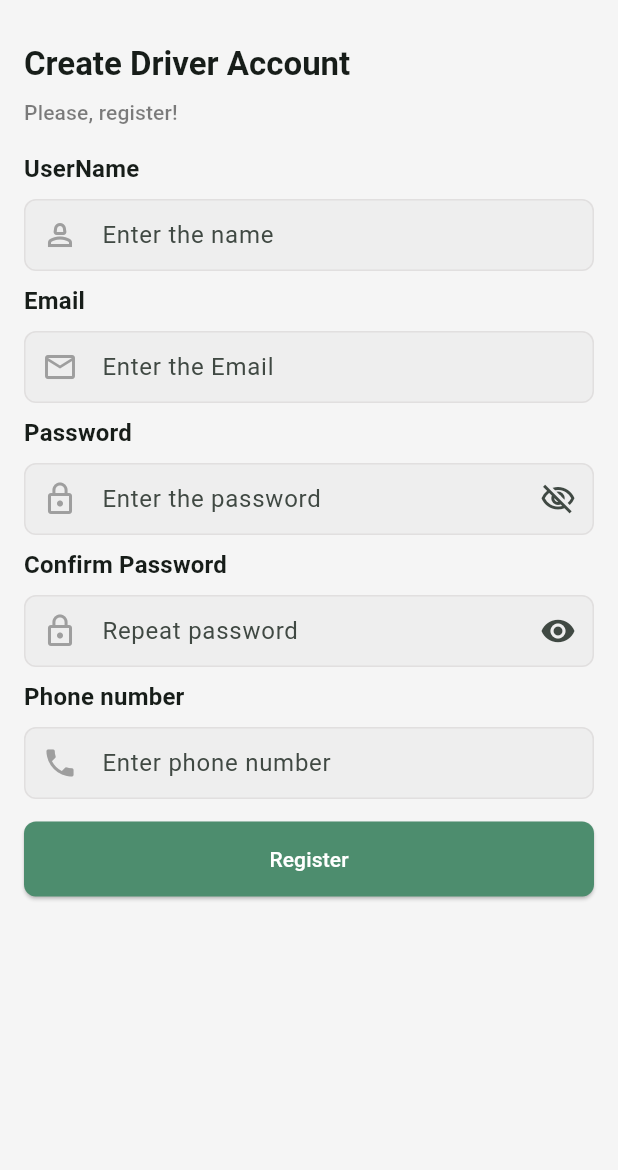
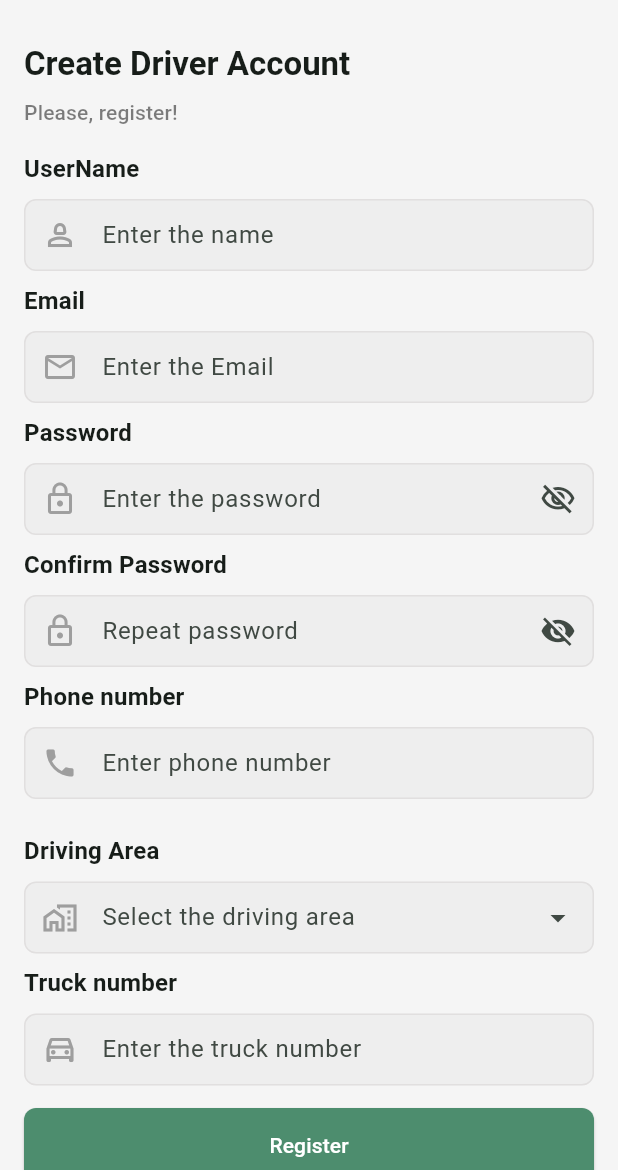
Before and after one commit to ZakiyaAbuMurra/Graduation-project, a Flutter app: the CreateDriverAccount screen opened directly, on a phone screen of 412 x 824 dp, the part 66-1236 px from its top. Run offline on Flutter 3.47's test engine with Material 3 defaults, Android fonts, the phone set to English and light mode, and no system bars; our stand-ins replace cloud_firestore, firebase_auth, firebase_core, firebase_storage, fl_chart, flutter_bloc and 5 more; missing offline and left inert: reviews_slider; accounts and stored records are empty.

Commit message:
add area and trucknubmer field to the driver database and handle the related code

```diff
--- a/lib/Admin/pages/create_driver_account.dart
+++ b/lib/Admin/pages/create_driver_account.dart
@@ -34,8 +34,6 @@ class CreateDriverAccount extends StatelessWidget {
                       child: Container(
                         alignment: Alignment
                             .center, // Centers the image within the container
-
-                        // width: double.infinity,
                         child: Image.asset(
                           'assets/images/greenRecyclear.png',
                           fit: BoxFit.fitWidth,
@@ -84,6 +82,8 @@ class _RegisterFormState extends State<RegisterForm> {
   final _nameController = TextEditingController();
   final _phoneController = TextEditingController();
   final _phototUrlController = TextEditingController();
+  final _areaController = TextEditingController();
+  final _truckNumberController = TextEditingController();
 
   bool _isVisible = false;
   bool _isVisible_con = false;
@@ -101,6 +101,8 @@ class _RegisterFormState extends State<RegisterForm> {
         _phoneController.text,
         _phototUrlController.text,
         'driver',
+        _areaController.text,
+        _truckNumberController.text,
       );
     }
   }
@@ -279,8 +281,8 @@ class _RegisterFormState extends State<RegisterForm> {
                   });
                 },
                 icon: Icon(_isVisible_con
-                    ? Icons.visibility_off_outlined
-                    : Icons.visibility),
+                    ? Icons.visibility_outlined
+                    : Icons.visibility_off),
               ),
             ),
             obscureText: _isVisible_con,
@@ -310,7 +312,44 @@ class _RegisterFormState extends State<RegisterForm> {
                 color: Colors.grey, // Icon color
               ),
               hintText: 'Enter phone number',
-              contentPadding:const EdgeInsets.symmetric(
+              contentPadding: const EdgeInsets.symmetric(
+                  vertical: 10.0,
+                  horizontal: 12.0), // Padding inside the text field
+              border: OutlineInputBorder(
+                borderRadius: BorderRadius.circular(
+                    8.0), // Rounded corners for the input field
+              ),
+              fillColor: Colors.grey[200], // A subtle fill color
+              filled: true,
+            ),
+          ),
+          const SizedBox(height: 15),
+          const SizedBox(height: 8),
+          Text(
+            'Driving Area',
+            style: Theme.of(context).textTheme.titleMedium!.copyWith(
+                  fontWeight: FontWeight.bold,
+                ),
+          ),
+          const SizedBox(height: 8),
+          CustomDropdown(controller: _areaController),
+          const SizedBox(height: 8),
+          Text(
+            'Truck number',
+            style: Theme.of(context).textTheme.titleMedium!.copyWith(
+                  fontWeight: FontWeight.bold,
+                ),
+          ),
+          const SizedBox(height: 8),
+          TextFormField(
+            controller: _truckNumberController,
+            decoration: InputDecoration(
+              prefixIcon: const Icon(
+                Icons.drive_eta_outlined, // Example icon
+                color: Colors.grey, // Icon color
+              ),
+              hintText: 'Enter the truck number ',
+              contentPadding: const EdgeInsets.symmetric(
                   vertical: 10.0,
                   horizontal: 12.0), // Padding inside the text field
               border: OutlineInputBorder(
@@ -394,3 +433,126 @@ class _RegisterFormState extends State<RegisterForm> {
     );
   }
 }
+
+const governorates = [
+  {'value': 'Jerusalem', 'label': 'Jerusalem'},
+  {'value': 'Gaza', 'label': 'Gaza'},
+  {'value': 'Hebron', 'label': 'Hebron'},
+  {'value': 'Jenin', 'label': 'Jenin'},
+  {'value': 'Tulkarem', 'label': 'Tulkarem'},
+  {'value': 'Nablus', 'label': 'Nablus'},
+  {'value': 'Ramallah and Al-Bireh', 'label': 'Ramallah and Al-Bireh'},
+  {'value': 'Bethlehem', 'label': 'Bethlehem'},
+  {'value': 'Qalqilya', 'label': 'Qalqilya'},
+  {'value': 'Salfit', 'label': 'Salfit'},
+  {'value': 'Jericho and Al Aghwar', 'label': 'Jericho and Al Aghwar'},
+  {'value': 'Rafah', 'label': 'Rafah'},
+  {'value': 'Khan Yunis', 'label': 'Khan Yunis'},
+  {'value': 'Deir al-Balah', 'label': 'Deir al-Balah'},
+  {'value': 'North Gaza', 'label': 'North Gaza'},
+];
+
+class CustomDropdown extends StatefulWidget {
+  final TextEditingController controller;
+
+  const CustomDropdown({Key? key, required this.controller}) : super(key: key);
+
+  @override
+  _CustomDropdownState createState() => _CustomDropdownState();
+}
+
+class _CustomDropdownState extends State<CustomDropdown> {
+  OverlayEntry? _overlayEntry;
+  final LayerLink _layerLink = LayerLink();
+  bool _isDropdownOpen = false;
+
+  void _toggleDropdown() {
+    if (_isDropdownOpen) {
+      _closeDropdown();
+    } else {
+      _openDropdown();
+    }
+  }
+
+  void _openDropdown() {
+    _overlayEntry = _createOverlayEntry();
+    Overlay.of(context)!.insert(_overlayEntry!);
+    setState(() {
+      _isDropdownOpen = true;
+    });
+  }
+
+  void _closeDropdown() {
+    _overlayEntry?.remove();
+    setState(() {
+      _isDropdownOpen = false;
+    });
+  }
+
+  OverlayEntry _createOverlayEntry() {
+    RenderBox renderBox = context.findRenderObject() as RenderBox;
+    var size = renderBox.size;
+    var offset = renderBox.localToGlobal(Offset.zero);
+
+    return OverlayEntry(
+      builder: (context) => Positioned(
+        width: size.width,
+        child: CompositedTransformFollower(
+          link: _layerLink,
+          showWhenUnlinked: false,
+          offset: Offset(0.0, size.height + 5.0),
+          child: Material(
+            elevation: 4.0,
+            child: Container(
+              height: 150.0, // Limit the height to show only three items
+              child: ListView(
+                padding: EdgeInsets.zero,
+                shrinkWrap: true,
+                children: governorates.map((area) {
+                  return ListTile(
+                    title: Text(area['label'] as String),
+                    onTap: () {
+                      widget.controller.text = area['value'] as String;
+                      _closeDropdown();
+                    },
+                  );
+                }).toList(),
+              ),
+            ),
+          ),
+        ),
+      ),
+    );
+  }
+
+  @override
+  Widget build(BuildContext context) {
+    return CompositedTransformTarget(
+      link: _layerLink,
+      child: TextFormField(
+        controller: widget.controller,
+        decoration: InputDecoration(
+          prefixIcon: const Icon(
+            Icons.home_work_outlined,
+            color: Colors.grey,
+          ),
+          hintText: 'Select the driving area',
+          contentPadding:
+              const EdgeInsets.symmetric(vertical: 10.0, horizontal: 12.0),
+          border: OutlineInputBorder(
+            borderRadius: BorderRadius.circular(8.0),
+          ),
+          fillColor: Colors.grey[200],
+          filled: true,
+          suffixIcon: IconButton(
+            icon: Icon(
+                _isDropdownOpen ? Icons.arrow_drop_up : Icons.arrow_drop_down),
+            onPressed: _toggleDropdown,
+          ),
+        ),
+        readOnly: true,
+        onTap: _toggleDropdown,
+      ),
+    );
+  }
+}
--- a/lib/Admin/pages/dount_chart.dart
+++ b/lib/Admin/pages/dount_chart.dart
@@ -90,6 +90,7 @@ class _DonutChartState extends State<DonutChart> {
 
   List<PieChartSectionData> _getSections() {
     double total = binData.values.fold(0, (sum, value) => sum + value);
+    print('The total number of fetched status bin : ${total} ');
     if (total == 0) {
       return [
         PieChartSectionData(
--- a/lib/Admin/pages/driver_info_card.dart
+++ b/lib/Admin/pages/driver_info_card.dart
@@ -13,7 +13,7 @@ class UserInfoCards extends StatelessWidget {
           .snapshots(),
       builder: (context, snapshot) {
         if (!snapshot.hasData) {
-          return Center(child: CircularProgressIndicator());
+          return const Center(child: CircularProgressIndicator());
         }
 
         final userInfo = snapshot.data!.docs.map((doc) {
@@ -21,11 +21,14 @@ class UserInfoCards extends StatelessWidget {
             'name': doc['name'],
             'phone': doc['phone'],
             'email': doc['email'],
-            'photoUrl':
-                doc['photoUrl'], // Ensure this field is present in Firestore
+            'photoUrl': doc['photoUrl'],
+            'area': doc['area'],
+            'trucknumber': doc[
+                'trucknumber'], // make sure this matches the field name in Firestore
           };
         }).toList();
 
+        print('++++++++++++++ ${userInfo}');
         return SingleChildScrollView(
           scrollDirection: Axis.horizontal,
           child: Row(
@@ -118,7 +121,7 @@ class UserInfoCards extends StatelessWidget {
                       Row(
                         children: [
                           Text(
-                            'Truck: ',
+                            'Truck: ', // Change 'truck' to 'trucknumber'
                             style: TextStyle(
                               fontWeight: FontWeight.bold,
                               color: Colors.blueGrey.shade700,
@@ -126,7 +129,7 @@ class UserInfoCards extends StatelessWidget {
                           ),
                           Expanded(
                             child: Text(
-                              '${info['truck']}',
+                              '${info['trucknumber']}', // make sure this matches the field name in Firestore
                               style: TextStyle(
                                 fontSize: 16,
                                 color: Colors.blueGrey.shade900,
--- a/lib/views/widgets/register_form.dart
+++ b/lib/views/widgets/register_form.dart
@@ -36,7 +36,8 @@ class _RegisterFormState extends State<RegisterForm> {
           _phoneController.text,
           _phototUrlController.text,
           'user',
-      );
+          'No area',
+          'No TRuck');
     }
   }
 
```
Also changed, not shown: lib/cubits/auth_cubit/auth_cubit.dart (+11 -2 lines), lib/services/auth_service.dart (+20 -5 lines), lib/views/pages/requests_page_for_user_and_admain.dart (+4 -4 lines), lib/Admin/pages/edit_bin_info.dart (added). Lines whose indentation alone changed are shown as unchanged.
